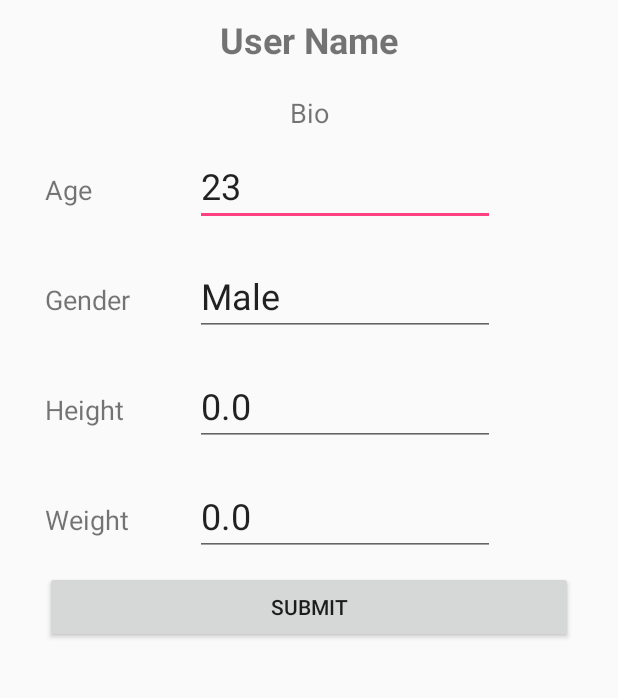
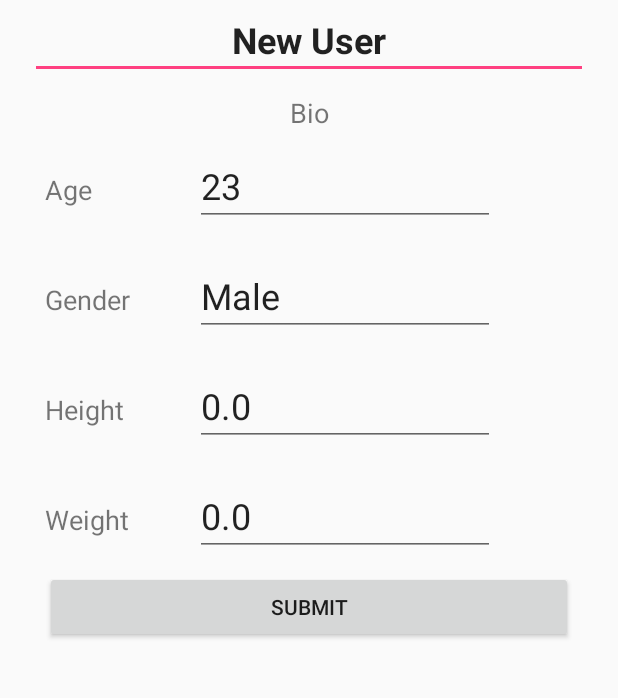
Before and after one commit to CliffWilson98/U-Fit, an Android app: the screen it shows after launch (MainActivity), after a tap on "SUBMIT", on a phone screen of 412 x 824 dp, the part 252-950 px from its top. Run offline under Robolectric (Android 15) with nearby library versions, the phone set to English and light mode, and no system bars.

Commit message:
added username to the database

```diff
--- a/FitnessAppNavigationDrawer/app/src/main/java/com/example/cliff/fitnessapp/ProfileFragment.java
+++ b/FitnessAppNavigationDrawer/app/src/main/java/com/example/cliff/fitnessapp/ProfileFragment.java
@@ -23,7 +23,7 @@ import javax.microedition.khronos.egl.EGLDisplay;
 public class ProfileFragment extends Fragment implements View.OnClickListener {
 
 
-    private EditText ageText, genderText, heightText, weightText;
+    private EditText userNameText, ageText, genderText, heightText, weightText;
 
     public ProfileFragment() {
         // Required empty public constructor
@@ -40,6 +40,7 @@ public class ProfileFragment extends Fragment implements View.OnClickListener {
         Button b = (Button) v.findViewById(R.id.submit);
         b.setOnClickListener(this);
 
+        userNameText = (EditText) v.findViewById(R.id.userName_text_view);
         ageText = (EditText) v.findViewById(R.id.age_text_view);
         genderText = (EditText) v.findViewById(R.id.gender_text_view);
         heightText = (EditText) v.findViewById(R.id.height_text_view);
@@ -56,6 +57,7 @@ public class ProfileFragment extends Fragment implements View.OnClickListener {
 
         if (id == R.id.submit)
         {
+            String userName = (String)(((EditText)getView().findViewById(R.id.userName_text_view)).getText().toString());
             int age = Integer.valueOf((((EditText)getView().findViewById(R.id.age_text_view)).getText().toString()));
             String gender = (String)(((EditText)getView().findViewById(R.id.gender_text_view)).getText().toString());
             String height = (String)(((EditText)getView().findViewById(R.id.height_text_view)).getText().toString());
@@ -68,6 +70,7 @@ public class ProfileFragment extends Fragment implements View.OnClickListener {
             SQLiteDatabase db = helper.getWritableDatabase();
 
             ContentValues value = new ContentValues();
+            value.put("NAME", userName);
             value.put("AGE", age);
             value.put("GENDER", gender);
             value.put("HEIGHT", height);
@@ -80,6 +83,7 @@ public class ProfileFragment extends Fragment implements View.OnClickListener {
             Cursor cursor = db.rawQuery("SELECT * FROM PROFILE ORDER BY _id DESC LIMIT 1;", null);
             cursor.moveToFirst();
 
+            String databaseUserName = cursor.getString(cursor.getColumnIndex("NAME"));
             int databaseAge = cursor.getInt(cursor.getColumnIndex("AGE"));
             String databaseGender = cursor.getString(cursor.getColumnIndex("GENDER"));
             String databaseHeight = cursor.getString(cursor.getColumnIndex("HEIGHT"));
@@ -101,11 +105,13 @@ public class ProfileFragment extends Fragment implements View.OnClickListener {
         Cursor cursor = db.rawQuery("SELECT * FROM PROFILE ORDER BY _id DESC LIMIT 1;", null);
         cursor.moveToFirst();
 
+        String databaseUserName = cursor.getString(cursor.getColumnIndex("NAME"));
         int databaseAge = cursor.getInt(cursor.getColumnIndex("AGE"));
         String databaseGender = cursor.getString(cursor.getColumnIndex("GENDER"));
         String databaseHeight = cursor.getString(cursor.getColumnIndex("HEIGHT"));
         String databaseWeight = cursor.getString(cursor.getColumnIndex("WEIGHT"));
 
+        userNameText.setText((databaseUserName));
         ageText.setText(Integer.toString(databaseAge));
         genderText.setText(databaseGender);
         heightText.setText(databaseHeight);
--- a/FitnessAppNavigationDrawer/app/src/main/res/layout/fragment_profile.xml
+++ b/FitnessAppNavigationDrawer/app/src/main/res/layout/fragment_profile.xml
@@ -18,8 +18,8 @@
         android:contentDescription="@string/profile_user_photo"
         app:srcCompat="@mipmap/ic_launcher" />
 
-    <TextView
-        android:id="@+id/userName"
+    <EditText
+        android:id="@+id/userName_text_view"
         android:layout_width="match_parent"
         android:layout_height="wrap_content"
         android:contentDescription="@string/profile_user_name"
```
Also changed, not shown: 1 other file.
